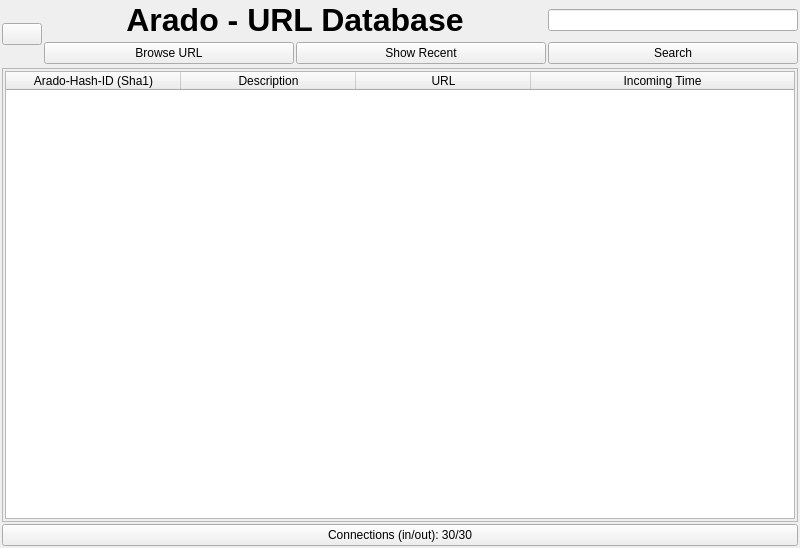
berndhs/arado, file ui/url-display.ui: the form before one commit.
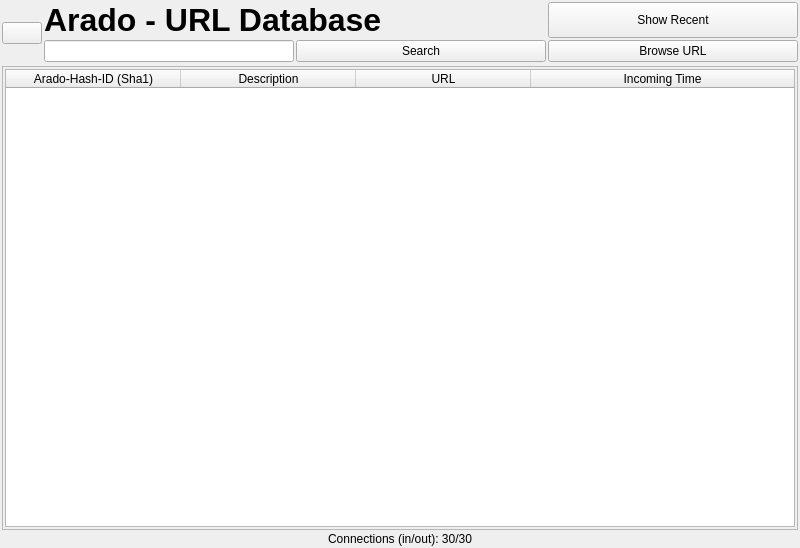
The form after the commit. Icons and pictures are not drawn.

Commit message: connect recentButton, connect text area to addUrl, cosmetics

The edit to the form file:
```diff
--- a/ui/url-display.ui
+++ b/ui/url-display.ui
@@ -20,7 +20,7 @@
    <string>Arado Url Display</string>
   </property>
   <layout class="QGridLayout" name="gridLayout">
-   <item row="0" column="0" rowspan="4">
+   <item row="0" column="0" rowspan="3">
     <widget class="QPushButton" name="addUrlButton">
      <property name="sizePolicy">
       <sizepolicy hsizetype="Fixed" vsizetype="Fixed">
@@ -73,12 +73,9 @@
      <property name="text">
       <string>Arado - URL Database</string>
      </property>
-     <property name="alignment">
-      <set>Qt::AlignCenter</set>
-     </property>
     </widget>
    </item>
-   <item row="4" column="0" colspan="4">
+   <item row="3" column="0" colspan="4">
     <widget class="QScrollArea" name="scrollArea">
      <property name="sizePolicy">
       <sizepolicy hsizetype="Expanding" vsizetype="Expanding">
@@ -95,7 +92,7 @@
         <x>0</x>
         <y>0</y>
         <width>780</width>
-        <height>395</height>
+        <height>399</height>
        </rect>
       </property>
       <property name="sizePolicy">
@@ -175,33 +172,29 @@
      </widget>
     </widget>
    </item>
-   <item row="0" column="3">
-    <widget class="QLineEdit" name="lineEdit"/>
-   </item>
-   <item row="5" column="0" colspan="4">
-    <widget class="QPushButton" name="pushButton">
+   <item row="4" column="0" colspan="4">
+    <widget class="QLabel" name="bottomLabel">
+     <property name="sizePolicy">
+      <sizepolicy hsizetype="Expanding" vsizetype="Preferred">
+       <horstretch>0</horstretch>
+       <verstretch>0</verstretch>
+      </sizepolicy>
+     </property>
+     <property name="toolTip">
+      <string>Shows how many incoming and outgoing connections are established (maximum = 30). If connections = 0, please add one online IP+Port and press the boot button to connect and fill the IP-cache.</string>
+     </property>
+     <property name="layoutDirection">
+      <enum>Qt::LeftToRight</enum>
+     </property>
      <property name="text">
       <string>Connections (in/out): 30/30</string>
      </property>
-    </widget>
-   </item>
-   <item row="2" column="3">
-    <widget class="QPushButton" name="filterButtton">
-     <property name="sizePolicy">
-      <sizepolicy hsizetype="Expanding" vsizetype="Expanding">
-       <horstretch>0</horstretch>
-       <verstretch>0</verstretch>
-      </sizepolicy>
+     <property name="alignment">
+      <set>Qt::AlignCenter</set>
      </property>
-     <property name="toolTip">
-      <string>Filter your local URL-database for the entered keyword(s).</string>
-     </property>
-     <property name="text">
-      <string>Search</string>
-     </property>
     </widget>
    </item>
-   <item row="2" column="2">
+   <item row="0" column="3">
     <widget class="QPushButton" name="recentButton">
      <property name="sizePolicy">
       <sizepolicy hsizetype="Expanding" vsizetype="Expanding">
@@ -217,7 +210,7 @@
      </property>
     </widget>
    </item>
-   <item row="2" column="1">
+   <item row="1" column="3">
     <widget class="QPushButton" name="openUrlButton">
      <property name="sizePolicy">
       <sizepolicy hsizetype="Expanding" vsizetype="Expanding">
@@ -233,6 +226,25 @@
      </property>
     </widget>
    </item>
+   <item row="1" column="1">
+    <widget class="QLineEdit" name="textInput"/>
+   </item>
+   <item row="1" column="2">
+    <widget class="QPushButton" name="filterButtton">
+     <property name="sizePolicy">
+      <sizepolicy hsizetype="Expanding" vsizetype="Expanding">
+       <horstretch>0</horstretch>
+       <verstretch>0</verstretch>
+      </sizepolicy>
+     </property>
+     <property name="toolTip">
+      <string>Filter your local URL-database for the entered keyword(s).</string>
+     </property>
+     <property name="text">
+      <string>Search</string>
+     </property>
+    </widget>
+   </item>
   </layout>
  </widget>
  <layoutdefault spacing="2" margin="2"/>
```
The commit also changes 7 other files.
